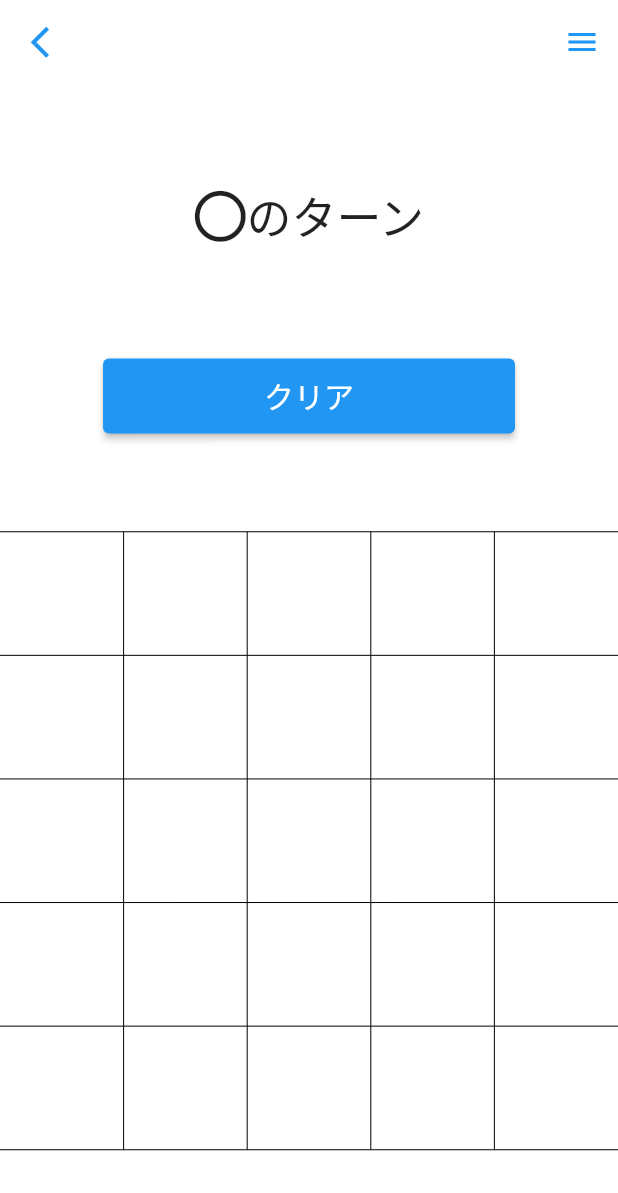
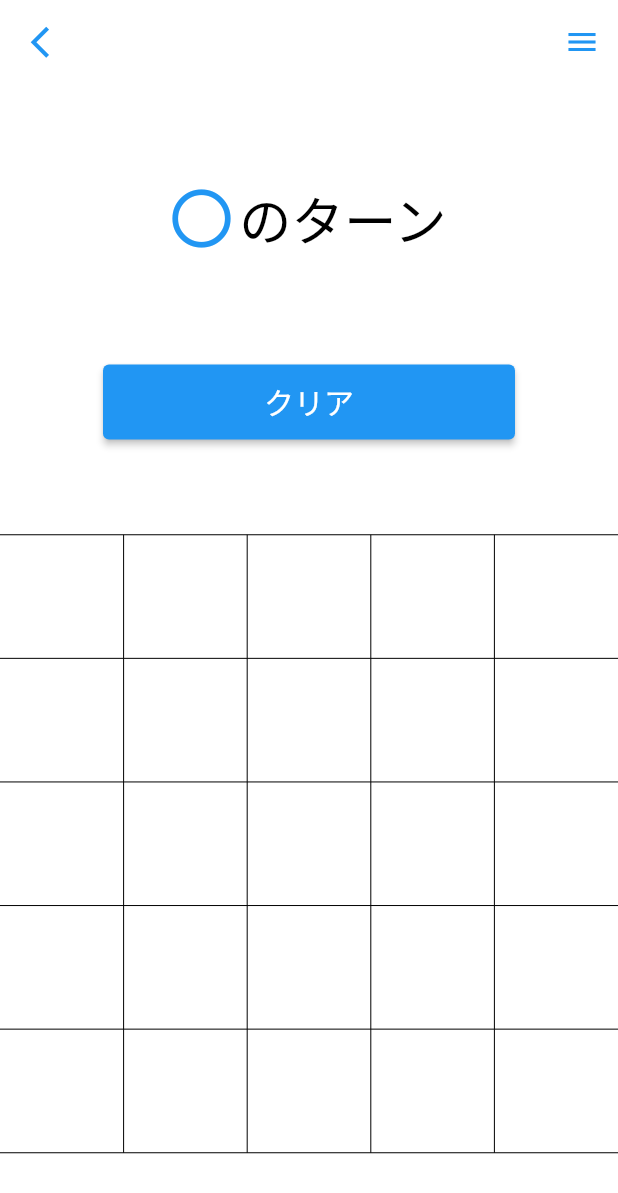
Before and after one commit to iseruuuuu/marubatu_3_app, a Flutter app: the GameScreen screen opened directly, on a phone screen of 412 x 824 dp. Shown: the top 1193 px of the screen. Run offline on Flutter 3.47's test engine with Material 2 defaults, Android fonts, the phone set to English and light mode, and no system bars; our stand-ins replace font_awesome_flutter.

Commit message:
add: テキストのサイズを変更した

```diff
--- a/lib/game_screen.dart
+++ b/lib/game_screen.dart
@@ -204,22 +204,32 @@ class _GameScreenState extends State<GameScreen> {
             turnOfPlayer1
                 ? const Icon(
                     FontAwesomeIcons.circle,
-                    size: 35,
+                    size: 40,
+                    color: Colors.blue,
                   )
                 : Container(),
             turnOfPlayer2
                 ? const Icon(
                     Icons.clear,
                     size: 50,
+                    color: Colors.red,
                   )
                 : Container(),
             turnOfPlayer3
                 ? const Icon(
                     FontAwesomeIcons.square,
+                    color: Colors.green,
                     size: 40,
                   )
                 : Container(),
-            const Text('のターン', style: TextStyle(fontSize: 30)),
+            const SizedBox(width: 5),
+            const Text(
+              'のターン',
+              style: TextStyle(
+                color: Colors.black,
+                fontSize: 35,
+              ),
+            ),
           ],
         );
       case GameStatus.draw:
```
